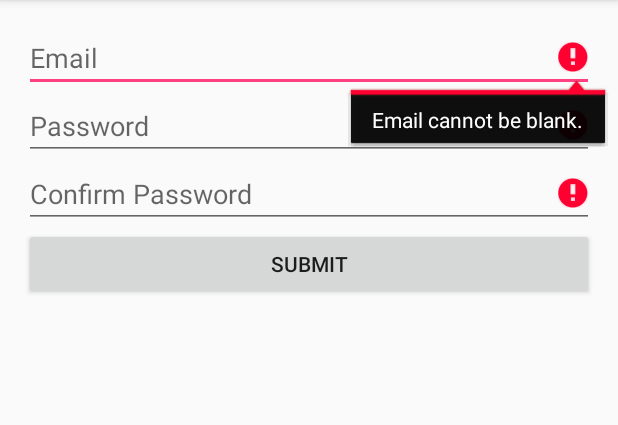
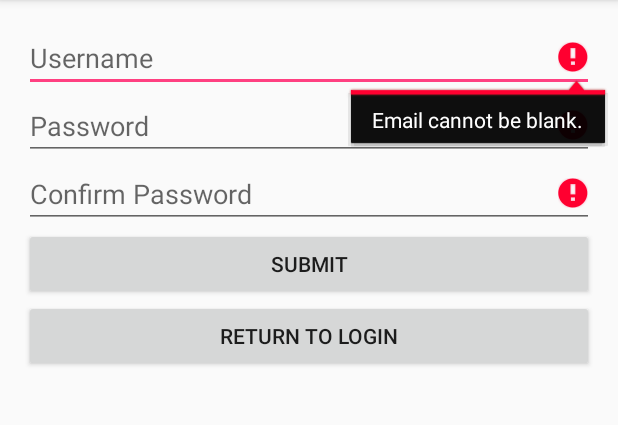
Before and after one commit to mdcodes/Drivr, an Android app: the RegisterActivity screen opened directly, with no data from a screen before it, after a tap on "SUBMIT", on a phone screen of 412 x 824 dp, the part 84-509 px from its top. Run offline under Robolectric (Android 15) with nearby library versions, the phone set to English and light mode, and no system bars.

Commit message:
Added more validation for registering and updated the navigation.

```diff
--- a/app/src/main/java/com/mdrahorat4563/drivr/LoginActivity.java
+++ b/app/src/main/java/com/mdrahorat4563/drivr/LoginActivity.java
@@ -64,7 +64,7 @@ public class LoginActivity extends AppCompatActivity {
                     Context context = getApplicationContext();
                     Toast failure = Toast.makeText(context, invalidToast, duration);
                     Toast success = Toast.makeText(context, validToast, duration);
-                    emailInput = (EditText) findViewById(R.id.emailInput);
+                    emailInput = (EditText) findViewById(R.id.usernameInput);
                     passwordInput = (EditText) findViewById(R.id.passwordInput);
                     if (emailInput.getText() == null
                             || emailInput.getText().toString().equals("")
@@ -91,7 +91,7 @@ public class LoginActivity extends AppCompatActivity {
             @Override
             public void onClick(View view) {
                 Intent intent = new Intent(LoginActivity.this, RegisterActivity.class);
-                finish();
+                intent.setFlags(Intent.FLAG_ACTIVITY_NEW_TASK | Intent.FLAG_ACTIVITY_CLEAR_TASK);
                 startActivity(intent);
 
             }
@@ -101,7 +101,7 @@ public class LoginActivity extends AppCompatActivity {
     public boolean attemptLogin() {
         try {
             Context context = getApplicationContext();
-            emailInput = (EditText) findViewById(R.id.emailInput);
+            emailInput = (EditText) findViewById(R.id.usernameInput);
             passwordInput = (EditText) findViewById(R.id.passwordInput);
 
             if (emailInput.getText().toString().equals(dummyEmail)
--- a/app/src/main/java/com/mdrahorat4563/drivr/RegisterActivity.java
+++ b/app/src/main/java/com/mdrahorat4563/drivr/RegisterActivity.java
@@ -24,7 +24,7 @@ public class RegisterActivity extends AppCompatActivity {
         super.onCreate(savedInstanceState);
         setContentView(R.layout.activity_register);
 
-        registerEmail = (EditText) findViewById(R.id.registerEmail);
+        registerEmail = (EditText) findViewById(R.id.registerUsername);
         registerPassword = (EditText) findViewById(R.id.registerPassword);
         registerConfirmPassword = (EditText) findViewById(R.id.registerConfirmPassword);
         registerButton = (Button) findViewById(R.id.registerButton);
@@ -36,8 +36,9 @@ public class RegisterActivity extends AppCompatActivity {
                 attemptRegister();
                 if (attemptRegister()) {
                     validToast.show();
+                    SaveSharedPreference.setUserNameAndPassword(context, registerEmail.getText().toString(), registerPassword.getText().toString());
                     Intent intent = new Intent(RegisterActivity.this, MainActivity.class);
-                    intent.setFlags(Intent.FLAG_ACTIVITY_TASK_ON_HOME | Intent.FLAG_ACTIVITY_CLEAR_TASK);
+                    intent.setFlags(Intent.FLAG_ACTIVITY_CLEAR_TOP | Intent.FLAG_ACTIVITY_NEW_TASK);
                     startActivity(intent);
                     finish();
                 }
@@ -64,6 +65,10 @@ public class RegisterActivity extends AppCompatActivity {
                 registerConfirmPassword.setError("Passwords must match.");
                 isFailed = true;
             }
+            if (registerPassword.getText().toString().length() < 8){
+                registerPassword.setError("Password must be 8 characters or more.");
+                isFailed = true;
+            }
             if (isFailed) {
                 return false;
             }
@@ -74,5 +79,9 @@ public class RegisterActivity extends AppCompatActivity {
         return true;
     }
 
+    public void returnToLogin(View v){
+        Intent intent = new Intent(RegisterActivity.this, LoginActivity.class);
+        startActivity(intent);
+    }
 
 }
--- a/app/src/main/res/layout/activity_login.xml
+++ b/app/src/main/res/layout/activity_login.xml
@@ -35,10 +35,10 @@
                 android:layout_height="wrap_content">
 
                 <EditText
-                    android:id="@+id/emailInput"
+                    android:id="@+id/usernameInput"
                     android:layout_width="match_parent"
                     android:layout_height="wrap_content"
-                    android:hint="@string/prompt_email"
+                    android:hint="@string/prompt_username"
                     android:inputType="textEmailAddress"
                     android:maxLines="1" />
 
--- a/app/src/main/res/layout/activity_main.xml
+++ b/app/src/main/res/layout/activity_main.xml
@@ -33,7 +33,9 @@
             tools:layout_editor_absoluteY="442dp"
             android:layout_below="@+id/imageView"
             android:layout_alignRight="@+id/imageView"
-            android:layout_alignEnd="@+id/imageView" />
+            android:layout_alignEnd="@+id/imageView">
+        </Button>
+
 
         <Button
             android:id="@+id/button_dislike"
--- a/app/src/main/res/layout/activity_register.xml
+++ b/app/src/main/res/layout/activity_register.xml
@@ -13,7 +13,7 @@
     tools:context="com.mdrahorat4563.drivr.RegisterActivity">
 
     <EditText
-        android:id="@+id/registerEmail"
+        android:id="@+id/registerUsername"
         android:layout_width="match_parent"
         android:layout_height="wrap_content"
         android:hint="@string/register_email"
@@ -41,4 +41,11 @@
         android:layout_width="match_parent"
         android:layout_height="wrap_content"
         android:text="Submit" />
+
+    <Button
+        android:id="@+id/returnToLogin"
+        android:layout_width="match_parent"
+        android:layout_height="wrap_content"
+        android:onClick="returnToLogin"
+        android:text="Return to Login" />
 </LinearLayout>
--- a/app/src/main/res/values/strings.xml
+++ b/app/src/main/res/values/strings.xml
@@ -2,8 +2,8 @@
     <string name="app_name">Drivr</string>
 
     <!-- Strings related to login -->
-    <string name="prompt_email">Email</string>
-    <string name="prompt_password">Password (optional)</string>
+    <string name="prompt_email">Username</string>
+    <string name="prompt_password">Password</string>
     <string name="action_sign_in">Sign in or register</string>
     <string name="action_sign_in_short">Sign in</string>
     <string name="error_invalid_email">This email address is invalid</string>
@@ -21,7 +21,8 @@
     <string name="title_activity_login">Sign in</string>
     <string name="sign_in">Sign In</string>
     <string name="register">Register</string>
-    <string name="register_email">Email</string>
+    <string name="register_email">Username</string>
     <string name="register_password">Password</string>
     <string name="title">Drivr</string>
+    <string name="prompt_username">Username</string>
 </resources>
```
